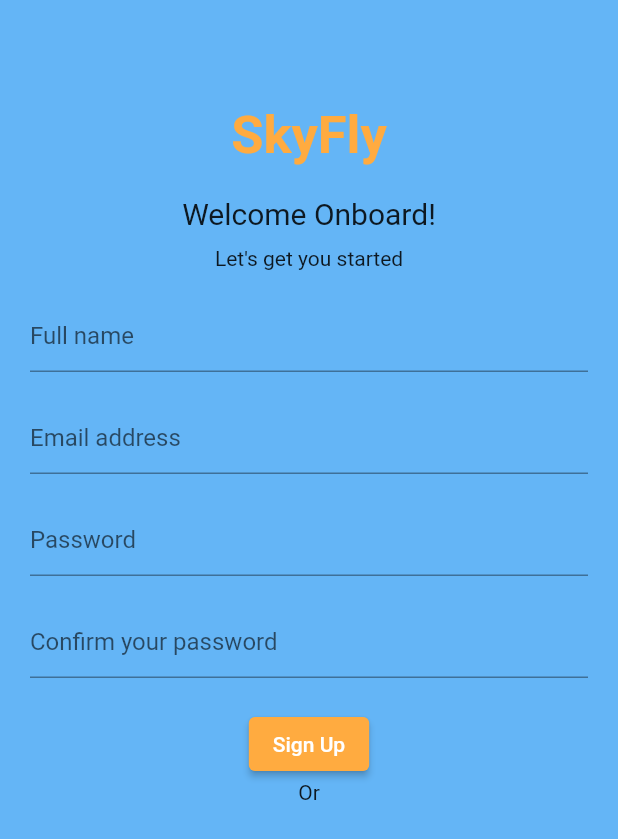
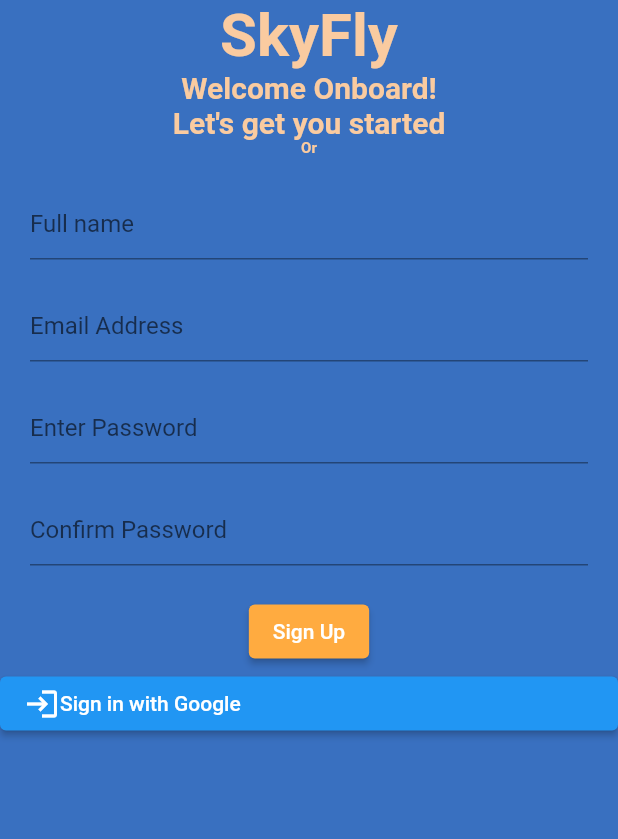
Before and after one commit to BankoleOcean29/sky_fly, a Flutter app: the screen it shows after launch, on a phone screen of 412 x 824 dp. Shown: the top 839 px of the screen. Run offline on Flutter 3.47's test engine with Material 2 defaults, Android fonts, the phone set to English and light mode, and no system bars.

Commit message:
Encapsulate login and signup ui widget implementation

```diff
--- /dev/null
+++ b/lib/components/text_field.dart
@@ -0,0 +1,25 @@
+import 'package:flutter/material.dart';
+
+class CustomTextField extends StatelessWidget {
+  final String hintText;
+  final bool obscureText;
+
+  const CustomTextField(
+      {Key? key, required this.hintText, required this.obscureText})
+      : super(key: key);
+
+  @override
+  Widget build(BuildContext context) {
+    return Center(
+      child: Padding(
+        padding: const EdgeInsets.only(top: 20, right: 20, left: 20),
+        child: TextField(
+          decoration: InputDecoration(
+            hintText: hintText,
+          ),
+          obscureText: obscureText,
+        ),
+      ),
+    );
+  }
+}
--- /dev/null
+++ b/lib/components/texts.dart
@@ -0,0 +1,23 @@
+import 'package:flutter/material.dart';
+
+class AuthTitleText extends StatelessWidget{
+
+  final String text;
+  final Color textColor;
+  final FontWeight textFontWeight;
+  final double textFontSize;
+
+
+  const AuthTitleText({Key? key, required this.text, required this.textColor, required this.textFontSize, required this.textFontWeight}) : super(key: key);
+
+  @override
+  Widget build(BuildContext context) {
+    return Text(
+      text,
+      style: TextStyle(
+          fontSize: textFontSize,
+          fontWeight: textFontWeight,
+          color: textColor),
+    );
+  }
+}
--- a/lib/main.dart
+++ b/lib/main.dart
@@ -1,7 +1,9 @@
 import 'package:flutter/material.dart';
+import 'package:sky_fly/components/text_field.dart';
+import 'package:sky_fly/components/texts.dart';
 
 void main() {
-  runApp( const SkyFly());
+  runApp(const SkyFly());
 }
 
 class SkyFly extends StatefulWidget {
@@ -17,76 +19,48 @@ class _SkyFlyState extends State<SkyFly> {
     return MaterialApp(
       home: SafeArea(
         child: Scaffold(
-          backgroundColor: Colors.blue[300],
+          backgroundColor: const Color(0XFF3970C0),
           body: Column(
-            children: [
-              Center(
-                  child: Padding(
-                    padding: EdgeInsets.only(top: 70.0),
-                    child: Text(
-                      'SkyFly',
-                      style: TextStyle(fontSize: 35, fontWeight: FontWeight.bold, color: Colors.orangeAccent),
-                    ),
-                  )),
+            children: <Widget>[
+              const AuthTitleText(text: 'SkyFly', textColor: Color(0XFFFACBA0) , textFontSize: 40, textFontWeight: FontWeight.bold),
+
+              const AuthTitleText(text: 'Welcome Onboard!', textColor: Color(0XFFFACBA0) , textFontSize: 20, textFontWeight: FontWeight.bold),
+
+              const AuthTitleText(text: 'Let\'s get you started', textColor: Color(0XFFFACBA0) , textFontSize: 20, textFontWeight: FontWeight.bold),
+
+              const AuthTitleText(text: 'Or', textColor: Color(0XFFFACBA0) , textFontSize: 10, textFontWeight: FontWeight.bold),
+
+              const CustomTextField(hintText: 'Full name', obscureText: false),
+
+              const CustomTextField(hintText: 'Email Address', obscureText: false),
+
+              const CustomTextField(hintText: 'Enter Password', obscureText: true),
+
+              const CustomTextField(hintText: 'Confirm Password', obscureText: true),
               Center(
                 child: Padding(
-                  padding: EdgeInsets.only(
-                    top: 20.0,
-                  ),
-                  child:
-                  Text('Welcome Onboard!', style: TextStyle(fontSize: 20)),
-                ),
-              ),
-              Center(
-                child: Padding(
-                  padding: EdgeInsets.only(
-                    top: 10,
-                  ),
-                  child: Text('Let\'s get you started'),
-                ),
-              ),
-              Center(
-                child: Padding(
-                  padding: EdgeInsets.only(top: 20, right: 20, left: 20),
-                  child: TextField(
-                    decoration:
-                    InputDecoration(hintText: 'Full name'),
+                  padding: const EdgeInsets.only(top: 20.0),
+                  child: ElevatedButton(
+                    onPressed: () {
+                      print('tes');
+                    },
+                    child: const Text('Sign Up'),
+                    style: ButtonStyle(
+                        backgroundColor:
+                            MaterialStateProperty.all(Colors.orangeAccent)),
                   ),
                 ),
               ),
-              Center(
-                  child: Padding(
-                    padding: EdgeInsets.only(top: 20, right: 20, left: 20),
-                    child: Expanded(
-                      child: TextField(
-                          decoration:
-                          InputDecoration(hintText: 'Email address')),
-                    ),)
-              ),
-              Center(
-                  child: Padding(
-                    padding: EdgeInsets.only(top: 20, right: 20, left: 20),
-                    child:  TextField(
-                        decoration:
-                        InputDecoration(hintText: 'Password')),)),
-              Center(
-                  child: Padding(
-                    padding: EdgeInsets.only(top: 20, right: 20, left: 20),
-                    child: TextField(
-                        decoration:
-                        InputDecoration(hintText: 'Confirm your password')),)),
-              Center(
-                child: Padding(
-                  padding: const EdgeInsets.only(top: 20.0),
-                  child: ElevatedButton(onPressed: (){
-                    print('tes');
-                  }, child: Text('Sign Up'), style: ButtonStyle(backgroundColor: MaterialStateProperty.all(Colors.orangeAccent)) ,),
-                ),
-              ),
-              Text('Or')
+              ElevatedButton(
+                  onPressed: () {},
+                  child: Row(
+                    children: const [
+                      Icon(Icons.login),
+                      Text('Sign in with Google')
+                    ],
+                  ))
             ],
           ),
-
         ),
       ),
     );
--- a/lib/views/login_page.dart
+++ b/lib/views/login_page.dart
@@ -1 +1,20 @@
-class Login
+import 'package:flutter/material.dart';
+
+class Login extends StatefulWidget {
+  @override
+  State<StatefulWidget> createState() {
+    return _LoginState();
+  }
+}
+
+
+
+
+class _LoginState extends State<Login> {
+  @override
+  Widget build(BuildContext context) {
+    // TODO: implement build
+    throw UnimplementedError();
+  }
+
+}
```
Also changed, not shown: 1 other file.
